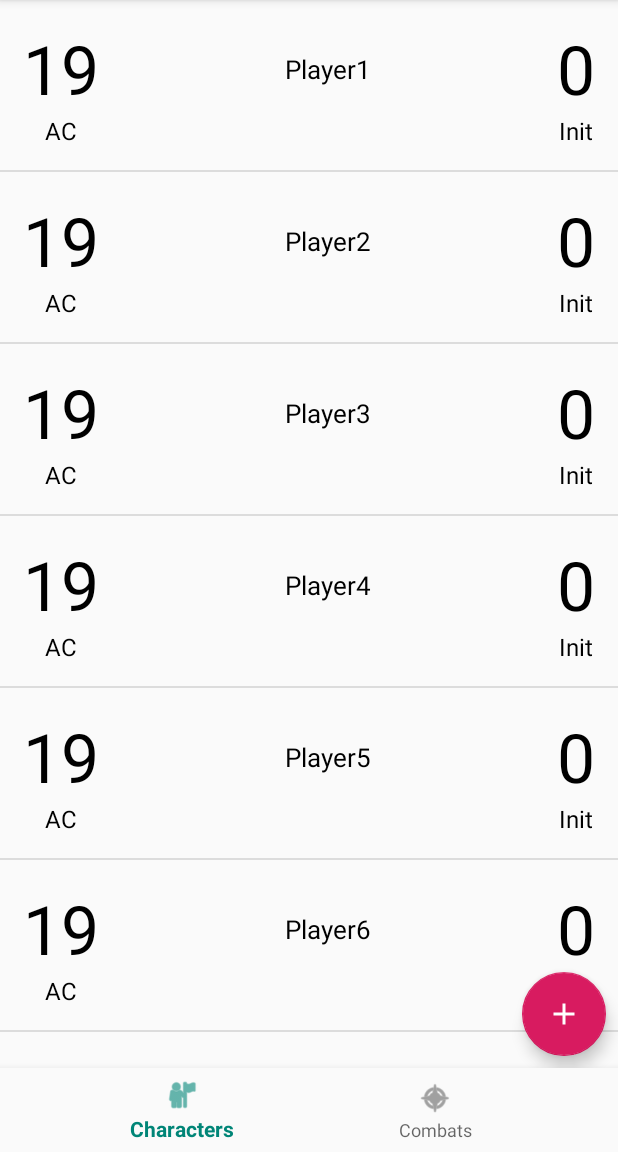
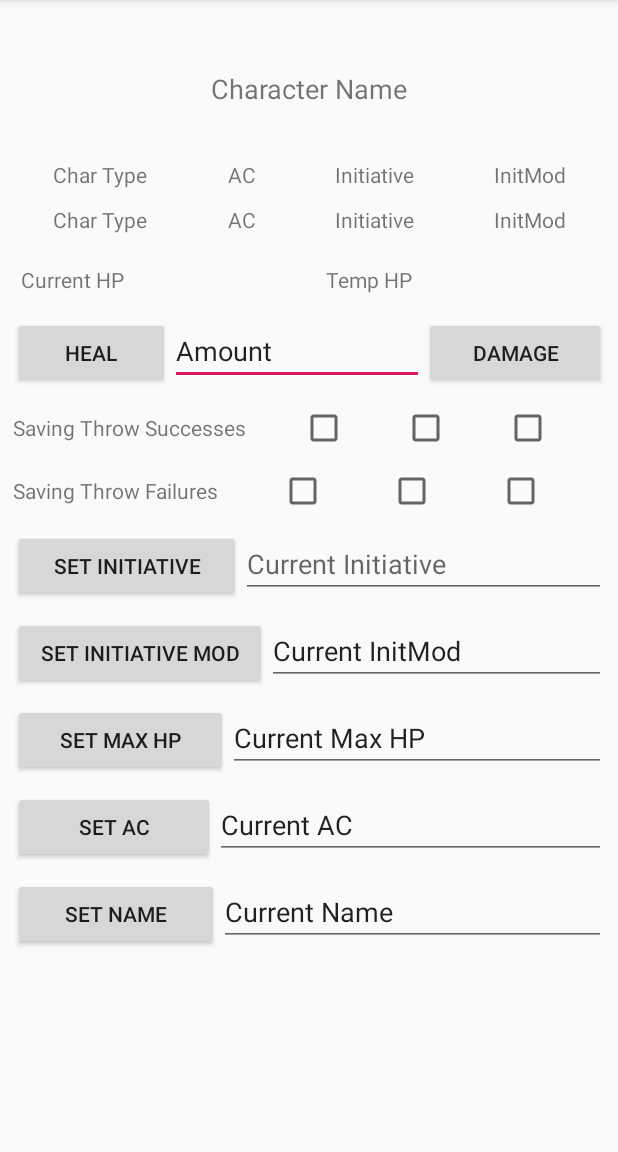
Before and after one commit to ngraham20/DnD-CombatTracker, an Android app: the screen it shows after launch (MainActivity before the commit, CharacterActivity after it), after a tap on "19", on a phone screen of 412 x 824 dp, the part 84-1236 px from its top. Run offline under Robolectric (Android 15) with nearby library versions, the phone set to English and light mode, and no system bars.

Commit message:
Passed Intents upon Character Click

```diff
--- a/DnDCombatTracker/app/src/main/AndroidManifest.xml
+++ b/DnDCombatTracker/app/src/main/AndroidManifest.xml
@@ -9,7 +9,7 @@
         android:roundIcon="@mipmap/ic_launcher_round"
         android:supportsRtl="true"
         android:theme="@style/AppTheme">
-        <activity android:name=".CharacterActivity"></activity>
+        <activity android:name=".CharacterActivity"/>
         <activity android:name=".CombatActivity" />
         <activity
             android:name=".MainActivity"
--- a/DnDCombatTracker/app/src/main/java/com/example/dndcombattracker/Character.java
+++ b/DnDCombatTracker/app/src/main/java/com/example/dndcombattracker/Character.java
@@ -1,9 +1,10 @@
 package com.example.dndcombattracker;
 
+import java.io.Serializable;
 import java.lang.reflect.Array;
 import java.util.Arrays;
 
-public abstract class Character
+public abstract class Character implements Serializable
 {
     private int temporaryHP;
     private String characterName;
--- a/DnDCombatTracker/app/src/main/java/com/example/dndcombattracker/CharacterActivity.java
+++ b/DnDCombatTracker/app/src/main/java/com/example/dndcombattracker/CharacterActivity.java
@@ -3,6 +3,7 @@ package com.example.dndcombattracker;
 
 import android.support.v7.app.AppCompatActivity;
 import android.os.Bundle;
+import android.util.Log;
 import android.widget.Button;
 import android.widget.CheckBox;
 import android.widget.EditText;
@@ -10,59 +11,106 @@ import android.widget.TextView;
 
 public class CharacterActivity extends AppCompatActivity {
 
+    private static final String TAG = "CharacterActivity";
+
     private Character character;
 
-    private TextView nameText = (TextView) findViewById(R.id.characterName);
+    private TextView nameText;
 
-    private TextView typeText = (TextView) findViewById(R.id.characterType);
-    private TextView armorText = (TextView) findViewById(R.id.armorClass);
-    private TextView initiativeText = (TextView) findViewById(R.id.currentInitiative);
-    private TextView initModText = (TextView) findViewById(R.id.initiativeMod);
+    private TextView typeText;
+    private TextView armorText;
+    private TextView initiativeText;
+    private TextView initModText;
 
-    private TextView typeTextDisplay = (TextView) findViewById(R.id.charTypeDisplay);
-    private TextView armorTextDisplay = (TextView) findViewById(R.id.armorClassDisplay);
-    private TextView initiativeTextDisplay = (TextView) findViewById(R.id.currentInitiativeDisplay);
-    private TextView initModTextDisplay = (TextView) findViewById(R.id.initiativeModDisplay);
+    private TextView typeTextDisplay;
+    private TextView armorTextDisplay;
+    private TextView initiativeTextDisplay;
+    private TextView initModTextDisplay;
 
-    private TextView currentHpText = (TextView) findViewById(R.id.currentHP);
-    private TextView tempHpText = (TextView) findViewById(R.id.tempHP);
+    private TextView currentHpText;
+    private TextView tempHpText;
 
-    private Button healButton = (Button) findViewById(R.id.heal);
-    private EditText healthEdit = (EditText) findViewById(R.id.healOrDamage);
-    private Button damageButton = (Button) findViewById(R.id.damage);
+    private Button healButton;
+    private EditText healthEdit;
+    private Button damageButton;
 
-    private CheckBox saveSuccess1 = (CheckBox) findViewById(R.id.saveSuccessOne);
-    private CheckBox saveSuccess2 = (CheckBox) findViewById(R.id.saveSuccessTwo);
-    private CheckBox saveSuccess3 = (CheckBox) findViewById(R.id.saveSuccessThree);
+    private CheckBox saveSuccess1;
+    private CheckBox saveSuccess2;
+    private CheckBox saveSuccess3;
 
-    private CheckBox saveFail1 = (CheckBox) findViewById(R.id.savingFailureOne);
-    private CheckBox saveFail2 = (CheckBox) findViewById(R.id.savingFailureTwo);
-    private CheckBox saveFail3 = (CheckBox) findViewById(R.id.savingFailureThree);
+    private CheckBox saveFail1;
+    private CheckBox saveFail2;
+    private CheckBox saveFail3;
 
-    private Button changeInitButton = (Button) findViewById(R.id.changeInitiative);
-    private EditText editInit = (EditText) findViewById(R.id.editInitiative);
+    private Button changeInitButton;
+    private EditText editInit;
 
-    private Button changeInitModButton = (Button) findViewById(R.id.changeInitMod);
-    private EditText editInitMod = (EditText) findViewById(R.id.editInitMod);
+    private Button changeInitModButton;
+    private EditText editInitMod;
 
-    private Button changeHPButton = (Button) findViewById(R.id.changeMaxHP);
-    private EditText editHp = (EditText) findViewById(R.id.editHP);
+    private Button changeHPButton;
+    private EditText editHp;
 
-    private Button changeACButton = (Button) findViewById(R.id.changeAC);
-    private EditText editAC = (EditText) findViewById(R.id.editAC);
+    private Button changeACButton;
+    private EditText editAC;
 
-    private Button changeNameButton = (Button) findViewById(R.id.changeName);
-    private EditText editName = (EditText) findViewById(R.id.editName);
+    private Button changeNameButton;
+    private EditText editName;
+
+    public CharacterActivity() {
+    }
 
     @Override
     protected void onCreate(Bundle savedInstanceState) {
+        Log.d(TAG, "onCreate: Beginning onCreate");
+        Log.d(TAG, "onCreate: Calling Super");
         super.onCreate(savedInstanceState);
+
+        Log.d(TAG, "onCreate: Setting Layout");
         setContentView(R.layout.activity_character);
 
-        //TODO set actual character in here???
 
-        //TODO move initializations in here??
+        Log.d(TAG, "onCreate: Initializing View Objects");
+        initializeViews();
+
+        Log.d(TAG, "onCreate: Getting Intent");
+        Character character = (Character) getIntent().getSerializableExtra(CharacterAdapter.CHARACTER_EXTRA);
     }
+
+    private void initializeViews()
+    {
+        nameText = (TextView) findViewById(R.id.characterName);
+        typeText = (TextView) findViewById(R.id.characterType);
+        armorText = (TextView) findViewById(R.id.armorClass);
+        initiativeText = (TextView) findViewById(R.id.currentInitiative);
+        initModText = (TextView) findViewById(R.id.initiativeMod);
+        typeTextDisplay = (TextView) findViewById(R.id.charTypeDisplay);
+        armorTextDisplay = (TextView) findViewById(R.id.armorClassDisplay);
+        initiativeTextDisplay = (TextView) findViewById(R.id.currentInitiativeDisplay);
+        initModTextDisplay = (TextView) findViewById(R.id.initiativeModDisplay);
+        currentHpText = (TextView) findViewById(R.id.currentHP);
+        tempHpText = (TextView) findViewById(R.id.tempHP);
+        healButton = (Button) findViewById(R.id.heal);
+        healthEdit = (EditText) findViewById(R.id.healOrDamage);
+        damageButton = (Button) findViewById(R.id.damage);
+        saveSuccess1 = (CheckBox) findViewById(R.id.saveSuccessOne);
+        saveSuccess3 = (CheckBox) findViewById(R.id.saveSuccessThree);
+        saveSuccess2 = (CheckBox) findViewById(R.id.saveSuccessTwo);
+        saveFail1 = (CheckBox) findViewById(R.id.savingFailureOne);
+        saveFail2 = (CheckBox) findViewById(R.id.savingFailureTwo);
+        saveFail3 = (CheckBox) findViewById(R.id.savingFailureThree);
+        changeInitButton = (Button) findViewById(R.id.changeInitiative);
+        editInit = (EditText) findViewById(R.id.editInitiative);
+        changeInitModButton = (Button) findViewById(R.id.changeInitMod);
+        editInitMod = (EditText) findViewById(R.id.editInitMod);
+        changeHPButton = (Button) findViewById(R.id.changeMaxHP);
+        editHp = (EditText) findViewById(R.id.editHP);
+        changeACButton = (Button) findViewById(R.id.changeAC);
+        editAC = (EditText) findViewById(R.id.editAC);
+        changeNameButton = (Button) findViewById(R.id.changeName);
+        editName = (EditText) findViewById(R.id.editName);
+    }
+
 
     public void setNameText()
     {
--- a/DnDCombatTracker/app/src/main/java/com/example/dndcombattracker/CharacterAdapter.java
+++ b/DnDCombatTracker/app/src/main/java/com/example/dndcombattracker/CharacterAdapter.java
@@ -1,6 +1,7 @@
 package com.example.dndcombattracker;
 
 import android.content.Context;
+import android.content.Intent;
 import android.support.annotation.NonNull;
 import android.support.constraint.ConstraintLayout;
 import android.support.v7.widget.RecyclerView;
@@ -17,6 +18,7 @@ import java.util.ArrayList;
 
 public class CharacterAdapter extends RecyclerView.Adapter<CharacterAdapter.CharacterViewHolder> {
 
+    public final static String CHARACTER_EXTRA = "DnDCombatTracker.character";
     private static final String TAG = "CharacterAdapter";
 
     private ArrayList<Character> mCharacters;
@@ -48,10 +50,15 @@ public class CharacterAdapter extends RecyclerView.Adapter<CharacterAdapter.Char
         characterViewHolder.parentLayout.setOnClickListener(new View.OnClickListener() {
             @Override
             public void onClick(View v) {
-                Log.d(TAG, "onClick: clicked on: " + mCharacters.get(position).getCharacterName());
+                Character character = mCharacters.get(position);
+                Log.d(TAG, "onClick: clicked on: " + character.getCharacterName());
 
-                Toast.makeText(mContext, mCharacters.get(position).getCharacterName(), Toast.LENGTH_SHORT)
-                        .show();
+                Toast.makeText(mContext,character.getCharacterName(), Toast.LENGTH_LONG).show();
+
+                Intent intent = new Intent(v.getContext(), CharacterActivity.class);
+                intent.putExtra(CHARACTER_EXTRA, character);
+
+                mContext.startActivity(intent);
             }
         });
     }
--- a/DnDCombatTracker/app/src/main/java/com/example/dndcombattracker/CombatAdapter.java
+++ b/DnDCombatTracker/app/src/main/java/com/example/dndcombattracker/CombatAdapter.java
@@ -41,6 +41,7 @@ public class CombatAdapter extends RecyclerView.Adapter<CombatAdapter.CombatView
         Log.d(TAG, "onBindViewHolder: called");
 
         combatViewHolder.combat_name.setText(mcombats.get(position).getName());
+        combatViewHolder.combat_character_count.setText(Integer.toString(mcombats.get(position).getCharacters().size()));
 
 
         combatViewHolder.parentLayout.setOnClickListener(new View.OnClickListener() {
@@ -62,11 +63,13 @@ public class CombatAdapter extends RecyclerView.Adapter<CombatAdapter.CombatView
     public class CombatViewHolder extends RecyclerView.ViewHolder
     {
         TextView combat_name;
+        TextView combat_character_count;
         ConstraintLayout parentLayout;
 
         public CombatViewHolder(@NonNull View itemView) {
             super(itemView);
             combat_name = itemView.findViewById(R.id.combat_name);
+            combat_character_count = itemView.findViewById(R.id.combat_character_count);
             parentLayout = itemView.findViewById(R.id.parent_layout);
         }
     }
--- a/DnDCombatTracker/app/src/main/java/com/example/dndcombattracker/MainActivity.java
+++ b/DnDCombatTracker/app/src/main/java/com/example/dndcombattracker/MainActivity.java
@@ -1,5 +1,6 @@
 package com.example.dndcombattracker;
 
+import android.app.Activity;
 import android.os.Bundle;
 import android.support.annotation.NonNull;
 import android.support.design.widget.BottomNavigationView;
--- a/DnDCombatTracker/app/src/main/res/layout/activity_character.xml
+++ b/DnDCombatTracker/app/src/main/res/layout/activity_character.xml
@@ -4,7 +4,8 @@
     xmlns:tools="http://schemas.android.com/tools"
     android:layout_width="match_parent"
     android:layout_height="match_parent"
-    tools:context=".CharacterActivity">
+    tools:context=".CharacterActivity"
+    android:padding="8dp">
 
     <ScrollView
         app:layout_constraintTop_toTopOf="parent"
@@ -270,8 +271,8 @@
                     android:layout_height="wrap_content"
                     android:layout_weight="1"
                     android:ems="10"
-                    android:inputType="text"
-                    android:text="Current Initiative" />
+                    android:hint="Current Initiative"
+                    android:inputType="text" />
             </LinearLayout>
 
             <LinearLayout
```
Also changed, not shown: DnDCombatTracker/app/src/main/res/layout/combat_list_item.xml (+28 -2 lines).
